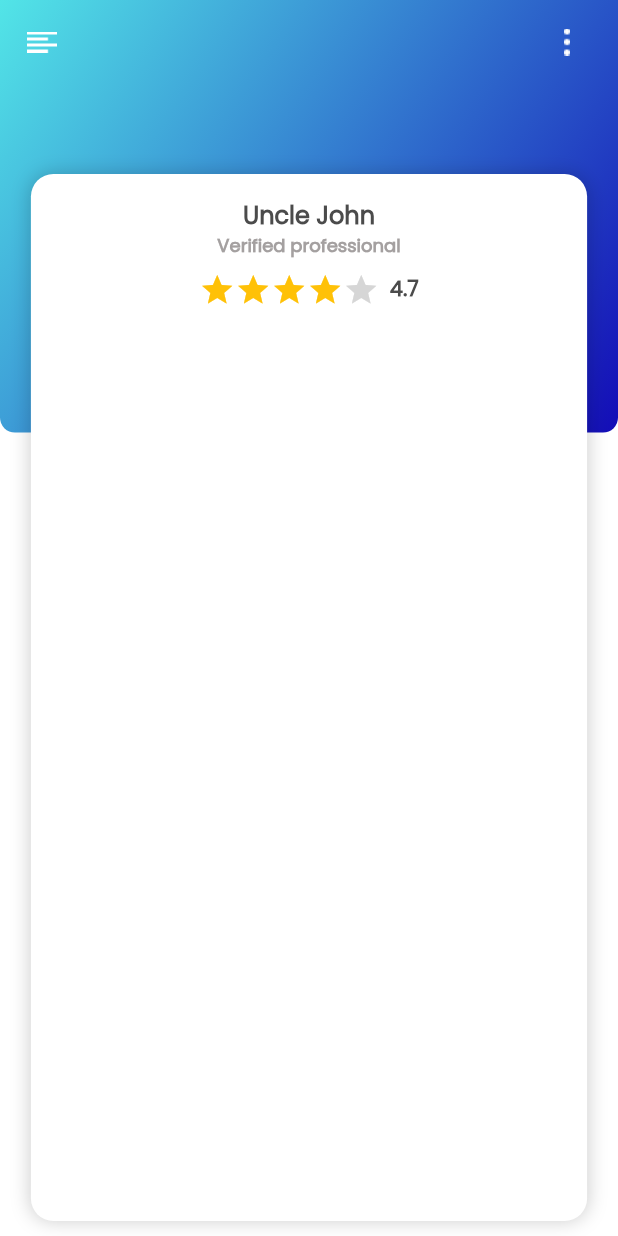
After one commit to developerkrishnasoftweb/service-angels, a Flutter app: the Profile screen opened directly, on a phone screen of 412 x 824 dp. The commit adds this screen. Run offline on Flutter 3.47's test engine with Material 2 defaults, Android fonts, the phone set to English and light mode, and no system bars.

Commit message:
26/03 18:03

```diff
--- a/lib/ui/home.dart
+++ b/lib/ui/home.dart
@@ -1,6 +1,7 @@
 import 'package:flutter/material.dart';
 import 'package:service_angels/constants/pallets.dart';
 import 'package:service_angels/models/profession_card_model.dart';
+import 'package:service_angels/ui/profile.dart';
 
 class Home extends StatefulWidget {
   @override
@@ -180,7 +181,7 @@ class _HomeState extends State<Home> {
                         padding: EdgeInsets.zero,
                         physics: BouncingScrollPhysics(),
                         itemBuilder: (_, index) {
-                          return buildConsultantsCard(isOnline: index != 1);
+                          return buildConsultantsCard(context, isOnline: index != 1);
                         },
                         itemCount: 3),
                   )
@@ -192,35 +193,29 @@ class _HomeState extends State<Home> {
   }
 }
 
-Widget buildConsultantsCard ({bool isOnline : true}) {
+Widget buildConsultantsCard(BuildContext context, {bool isOnline: true}) {
   return Container(
     height: 130,
-    padding: EdgeInsets.symmetric(
-        vertical: 10, horizontal: 10),
-    margin: EdgeInsets.symmetric(
-        vertical: 10, horizontal: 20),
+    padding: EdgeInsets.symmetric(vertical: 10, horizontal: 10),
+    margin: EdgeInsets.symmetric(vertical: 10, horizontal: 20),
     decoration: BoxDecoration(
         borderRadius: BorderRadius.circular(10),
         color: Colors.white,
-        boxShadow: [
-          BoxShadow(
-              color: Colors.grey.shade300,
-              blurRadius: 5)
-        ]),
+        boxShadow: [BoxShadow(color: Colors.grey.shade300, blurRadius: 5)]),
     child: Row(
       crossAxisAlignment: CrossAxisAlignment.start,
       children: [
         Column(
           mainAxisAlignment: MainAxisAlignment.spaceBetween,
           children: [
-            Container(
+            GestureDetector(
+              onTap: () => Navigator.push(context, MaterialPageRoute(builder: (_) => Profile())),
+              child: Container(
                 padding: EdgeInsets.all(3),
                 alignment: Alignment.center,
                 decoration: BoxDecoration(
                     border: Border.all(
-                      color: Color.fromRGBO(
-                          22, 45, 99, 0.5),
-                      width: 2),
+                        color: Color.fromRGBO(22, 45, 99, 0.5), width: 2),
                     shape: BoxShape.circle),
                 child: Container(
                   height: 50,
@@ -229,10 +224,10 @@ Widget buildConsultantsCard ({bool isOnline : true}) {
                   decoration: BoxDecoration(
                       shape: BoxShape.circle,
                       image: DecorationImage(
-                        image: AssetImage(
-                            'assets/images/avatar.jpg'),
+                          image: AssetImage('assets/images/avatar.jpg'),
                           alignment: Alignment.center,
                           fit: BoxFit.fill)),
+                ),
               ),
             ),
             RichText(
@@ -244,8 +239,7 @@ Widget buildConsultantsCard ({bool isOnline : true}) {
                       color: Color(0xffFFC107),
                       size: 24,
                     ),
-                    alignment:
-                    PlaceholderAlignment.middle),
+                    alignment: PlaceholderAlignment.middle),
                 TextSpan(
                     text: "4.8",
                     style: TextStyle(
@@ -265,11 +259,9 @@ Widget buildConsultantsCard ({bool isOnline : true}) {
         ),
         Expanded(
           child: Padding(
-            padding:
-            EdgeInsets.symmetric(horizontal: 10),
+            padding: EdgeInsets.symmetric(horizontal: 10),
             child: Column(
-              crossAxisAlignment:
-              CrossAxisAlignment.start,
+              crossAxisAlignment: CrossAxisAlignment.start,
               mainAxisAlignment: MainAxisAlignment.spaceAround,
               children: [
                 Text("Dr Ganesh Shastri",
@@ -285,29 +277,20 @@ Widget buildConsultantsCard ({bool isOnline : true}) {
                             fontWeight: FontWeight.bold,
                             fontSize: 15),
                         children: [
-                          WidgetSpan(
-                              child: SizedBox(width: 10)),
+                      WidgetSpan(child: SizedBox(width: 10)),
                       TextSpan(text: "Hindi, English")
                     ])),
                 TextButton(
                   onPressed: () {},
                   style: ButtonStyle(
-                      shape: MaterialStateProperty.all(
-                          RoundedRectangleBorder(
-                              borderRadius:
-                              BorderRadius.circular(
-                                  7),
-                              side: BorderSide(
-                                  color: primaryColor,
-                                  width: 2))),
-                      padding:
-                      MaterialStateProperty.all(
-                          EdgeInsets.symmetric(
-                              horizontal: 10))),
+                      shape: MaterialStateProperty.all(RoundedRectangleBorder(
+                          borderRadius: BorderRadius.circular(7),
+                          side: BorderSide(color: primaryColor, width: 2))),
+                      padding: MaterialStateProperty.all(
+                          EdgeInsets.symmetric(horizontal: 10))),
                   child: Text("Rs.30/-Min",
-                      style: TextStyle(
-                          fontWeight: FontWeight.bold,
-                          fontSize: 14)),
+                      style:
+                          TextStyle(fontWeight: FontWeight.bold, fontSize: 14)),
                 )
               ],
             ),
@@ -317,14 +300,13 @@ Widget buildConsultantsCard ({bool isOnline : true}) {
           mainAxisAlignment: MainAxisAlignment.spaceBetween,
           children: [
             Container(
-              padding: EdgeInsets.symmetric(
-                  horizontal: 10, vertical: 3),
+              padding: EdgeInsets.symmetric(horizontal: 10, vertical: 3),
               alignment: Alignment.center,
               decoration: BoxDecoration(
-                  color: isOnline ? Color(0xff32DB08)
-                      .withOpacity(0.2) : Color(0xffFD3216).withOpacity(0.2),
-                  borderRadius:
-                  BorderRadius.circular(5)),
+                  color: isOnline
+                      ? Color(0xff32DB08).withOpacity(0.2)
+                      : Color(0xffFD3216).withOpacity(0.2),
+                  borderRadius: BorderRadius.circular(5)),
               child: Row(
                 children: [
                   Container(
@@ -339,7 +321,8 @@ Widget buildConsultantsCard ({bool isOnline : true}) {
                       style: TextStyle(
                           fontSize: 13,
                           fontWeight: FontWeight.bold,
-                          color: isOnline ? Color(0xff32DB08) : Color(0xffFD3216)))
+                          color:
+                              isOnline ? Color(0xff32DB08) : Color(0xffFD3216)))
                 ],
               ),
             ),
@@ -348,13 +331,11 @@ Widget buildConsultantsCard ({bool isOnline : true}) {
               width: 38,
               child: TextButton(
                   onPressed: () {},
-                  child: Icon(
-                      Icons.wifi_calling_rounded,
+                  child: Icon(Icons.wifi_calling_rounded,
                       color: Colors.white, size: 20),
                   style: ButtonStyle(
                     backgroundColor:
-                    MaterialStateProperty.all(
-                        Color(0xff2FD704)),
+                        MaterialStateProperty.all(Color(0xff2FD704)),
                   )),
             )
           ],
--- /dev/null
+++ b/lib/ui/profile.dart
@@ -0,0 +1,115 @@
+import 'package:flutter/material.dart';
+
+class Profile extends StatefulWidget {
+  @override
+  _ProfileState createState() => _ProfileState();
+}
+
+class _ProfileState extends State<Profile> {
+  @override
+  Widget build(BuildContext context) {
+    Size size = MediaQuery.of(context).size;
+    return Scaffold(
+      backgroundColor: Colors.white,
+      body: Stack(
+        fit: StackFit.expand,
+        children: [
+          Positioned(
+              top: 0,
+              left: 0,
+              right: 0,
+              child: Container(
+                height: size.height * 0.35,
+                decoration: BoxDecoration(
+                    gradient: LinearGradient(
+                        begin: Alignment.topLeft,
+                        end: Alignment.bottomRight,
+                        colors: [
+                          Color(0xff52E5E7),
+                          Color(0xff130CB7),
+                        ],
+                        stops: [
+                          0,
+                          1
+                        ]),
+                    borderRadius: BorderRadius.only(
+                        bottomLeft: Radius.circular(10),
+                        bottomRight: Radius.circular(10))),
+              )),
+          Positioned(child: Container()),
+          Column(
+            children: [
+              AppBar(
+                backgroundColor: Colors.transparent,
+                elevation: 0,
+                leading: IconButton(
+                  icon: ImageIcon(
+                    AssetImage('assets/images/icons/hamburger-icon.png'),
+                    color: Colors.white,
+                  ),
+                  splashRadius: 25,
+                  onPressed: () {},
+                ),
+                actions: [
+                  Padding(
+                    padding: EdgeInsets.symmetric(horizontal: 10),
+                    child: IconButton(
+                      icon: ImageIcon(
+                        AssetImage('assets/images/icons/menu-icon.png'),
+                        color: Colors.white,
+                      ),
+                      splashRadius: 25,
+                      onPressed: () {},
+                    ),
+                  )
+                ],
+              ),
+              Expanded(child: Container(
+                width: size.width * 0.9,
+                margin: EdgeInsets.only(bottom: 10, top: 60),
+                padding: EdgeInsets.symmetric(vertical: 15, horizontal: 15),
+                decoration: BoxDecoration(
+                    color: Colors.white,
+                    boxShadow: [
+                      BoxShadow(
+                          color: Colors.black.withOpacity(0.2), blurRadius: 10)
+                    ],
+                    borderRadius: BorderRadius.circular(15)),
+                child: Column(
+                  children: [
+                    Text("Uncle John", style: TextStyle(
+                      fontSize: 16,
+                      fontWeight: FontWeight.bold,
+                      color: Color(0xff4B4B4B)
+                    )),
+                    Text("Verified professional", style: TextStyle(
+                        fontSize: 12,
+                        fontWeight: FontWeight.bold,
+                        color: Color(0xffA4A0A0)
+                    )),
+                    Padding(
+                      padding: const EdgeInsets.all(8.0),
+                      child: Row(
+                        mainAxisAlignment: MainAxisAlignment.center,
+                        children: [
+                          for(int i = 0; i < 5; i++)
+                            Icon(Icons.star, color: i != 4 ? Color(0xffFFC107) : Color(0xffD6D6D6)),
+                          SizedBox(width: 7),
+                          Text("4.7", style: TextStyle(
+                              fontSize: 14,
+                              fontWeight: FontWeight.bold,
+                              color: Color(0xff4B4B4B)
+                          )),
+                        ],
+                      ),
+                    ),
+                  ],
+                ),
+              ))
+            ],
+          )
+        ],
+      ),
+    );
+  }
+}
--- a/lib/ui/signin_signup/signin.dart
+++ b/lib/ui/signin_signup/signin.dart
@@ -21,7 +21,7 @@ class _SignInState extends State<SignIn> {
             left: 0,
             right: 0,
             child: Container(
-              height: size.height * 0.4,
+              height: size.height * 0.35,
               decoration: BoxDecoration(
                   gradient: LinearGradient(
                       begin: Alignment.topLeft,
--- a/lib/ui/signin_signup/signup.dart
+++ b/lib/ui/signin_signup/signup.dart
@@ -21,7 +21,7 @@ class _SignUpState extends State<SignUp> {
             left: 0,
             right: 0,
             child: Container(
-              height: size.height * 0.4,
+              height: size.height * 0.35,
               decoration: BoxDecoration(
                   gradient: LinearGradient(
                       begin: Alignment.topLeft,
```
Also changed, not shown: assets/images/icons/hamburger-icon.png (added), assets/images/icons/menu-icon.png (added). Lines whose indentation alone changed are shown as unchanged.
